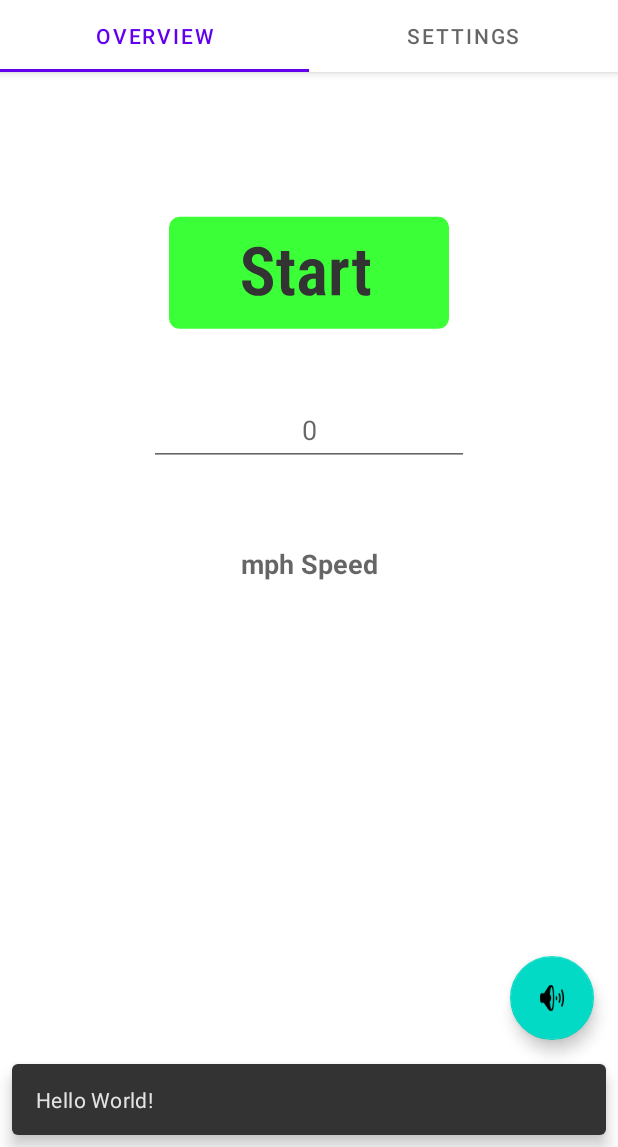
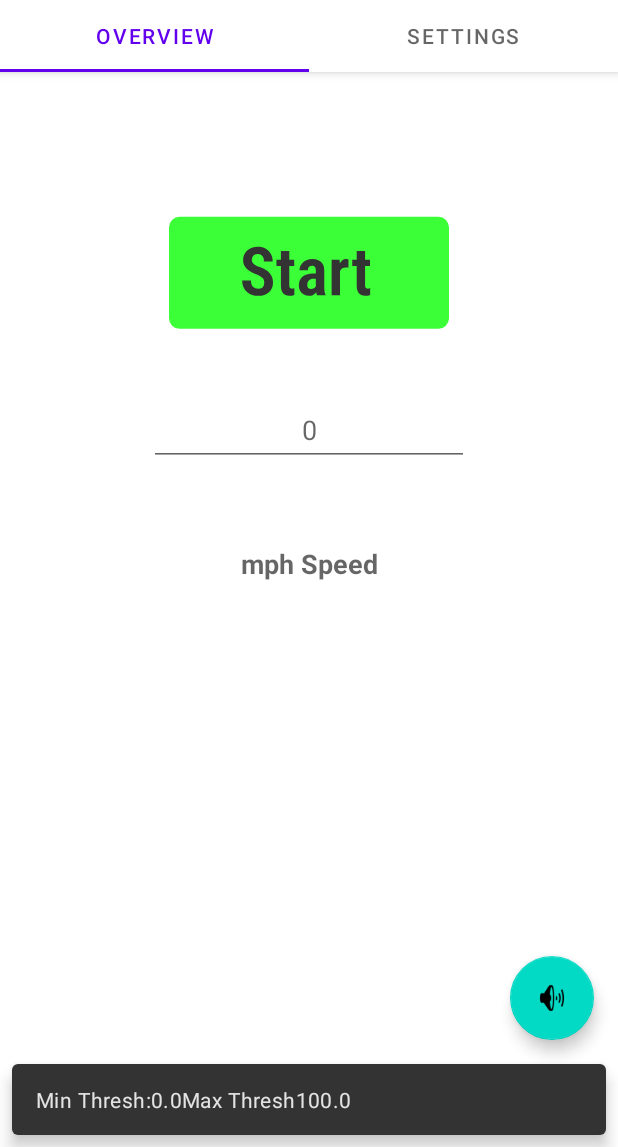
Before and after one commit to s-ali2014/Speedster, an Android app: the screen it shows after launch (MainActivity), after a tap on an icon or button, on a phone screen of 412 x 824 dp, the part 89-1236 px from its top. Run offline under Robolectric (Android 15) with nearby library versions, the phone set to English and light mode, and no system bars.

Commit message:
Get settings values pt1
Range slider and interval slider values can be accessed within the Settings.java file. Next step is sharing those back to the main activity

```diff
--- a/AnnouncementsLoading/app/src/main/java/com/example/announcementsloading/MainActivity.java
+++ b/AnnouncementsLoading/app/src/main/java/com/example/announcementsloading/MainActivity.java
@@ -10,6 +10,7 @@ import android.os.Bundle;
 
 import com.google.android.material.floatingactionbutton.FloatingActionButton;
 import com.google.android.material.slider.RangeSlider;
+import com.google.android.material.slider.Slider;
 import com.google.android.material.snackbar.Snackbar;
 import com.google.android.material.tabs.TabLayout;
 
@@ -27,21 +28,27 @@ import android.util.Log;
 import android.view.View;
 
 
+import java.util.List;
 import java.util.Locale;
 
 public class MainActivity extends AppCompatActivity implements TextToSpeech.OnInitListener{
-    //Variables
+
+    /*===Variables====*/
+    /*Announcement & Settings:*/
     TextToSpeech tts;
     MutableLiveData<String> announceText = new MutableLiveData<String>();
     MutableLiveData<Integer> speed = new MutableLiveData<>();
-    int maxAnnounceThreshold = 100;
-    int minAnnounceThreshold = 0;
+    float maxAnnounceThreshold = 100;
+    float minAnnounceThreshold = 0;
     int announceInterval = 10;
     boolean useTTS = true;
     boolean maxSpeedWarning = false;
     int previousAnnouncement;
     int announceCooldown = 5;
     boolean onCooldown = false;
+
+
+
 
     TabLayout tablayout;
     ViewPager2 pager2;
@@ -97,17 +104,21 @@ public class MainActivity extends AppCompatActivity implements TextToSpeech.OnIn
         FloatingActionButton fab = findViewById(R.id.fab);
         RangeSlider speedRange = findViewById(R.id.speedRange);
 
+        /*Range slider for announcements of speeds*/
+
+
+
 
         /*Button to be used for misc. debugging purposes.*/
         fab.setOnClickListener(new View.OnClickListener() {
             @Override
             public void onClick(View view) {
                 announceText.setValue("0");
-                Snackbar.make(view, "Hello World!", Snackbar.LENGTH_LONG)
+                Snackbar.make(view, "Min Thresh:" + minAnnounceThreshold + "Max Thresh" + maxAnnounceThreshold, Snackbar.LENGTH_LONG)
                         .setAction("Action", null).show();
             }
         });
-
+        /*--------------Initialization: Load Settings--------------*/
 
 
 
@@ -121,7 +132,6 @@ public class MainActivity extends AppCompatActivity implements TextToSpeech.OnIn
         CountDownTimer cooldown = new CountDownTimer(announceCooldown * 1000,1000) {
             @Override
             public void onTick(long l) {
-
             }
 
             @Override
@@ -132,7 +142,6 @@ public class MainActivity extends AppCompatActivity implements TextToSpeech.OnIn
 
 
         /*--------------Announcement System--------------*/
-
 
         speed.observe(this, new Observer<Integer>() {
             @Override
@@ -147,18 +156,23 @@ public class MainActivity extends AppCompatActivity implements TextToSpeech.OnIn
         });
 
         announceText.observe(this, new Observer<String>() {
-
             @Override
             public void onChanged(String s) {
                 speakText();
             }
         });
     }
+    //*----End of OnCreate----*//
+
+
+
+
+    /*--------------Settings UI/System--------------*/
+
+
 
     /*--------------TTS System--------------*/
     /*TTS Initialization - WARNING: THIS DOES *NOT* WORK ON EMULATORS. IT WILL FAIL TO INITIALIZE EVERY TIME WITH A GENERIC ERROR CODE*/
-
-
 
     public void onInit(int status) {
         if (status == TextToSpeech.SUCCESS) {
@@ -185,8 +199,11 @@ public class MainActivity extends AppCompatActivity implements TextToSpeech.OnIn
 
 
     /*--------------Application Shutdown--------------*/
+
     protected void onDestroy() {
-        tts.shutdown(); //This is the end, right?
+        tts.shutdown();
+        //TODO: Save settings here.
+
         super.onDestroy();
     }
 
--- a/AnnouncementsLoading/app/src/main/res/layout/fragment_settings.xml
+++ b/AnnouncementsLoading/app/src/main/res/layout/fragment_settings.xml
@@ -39,7 +39,7 @@
         tools:layout_conversion_absoluteWidth="205dp" />
 
     <com.google.android.material.slider.Slider
-        android:id="@+id/notificationFrequency"
+        android:id="@+id/intervalSlider"
         android:layout_width="284dp"
         android:layout_height="41dp"
         android:layout_marginStart="16dp"
@@ -80,6 +80,7 @@
         android:valueTo="100"
         app:layout_constraintStart_toStartOf="parent"
         app:layout_constraintTop_toTopOf="parent"
+        app:minSeparation="0dp"
         app:values="@array/speed_slider_values"
         tools:layout_conversion_absoluteHeight="45dp"
         tools:layout_conversion_absoluteWidth="21dp" />
```
Also changed, not shown: AnnouncementsLoading/app/src/main/java/com/example/announcementsloading/Settings.java (+43 -1 lines).
